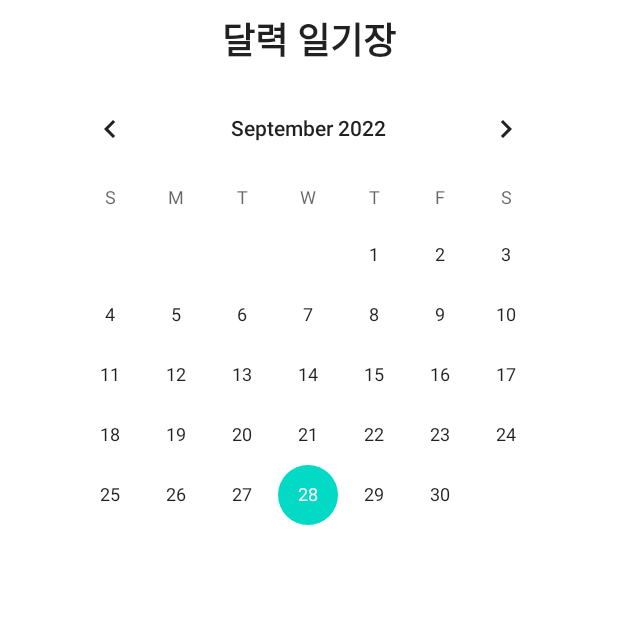
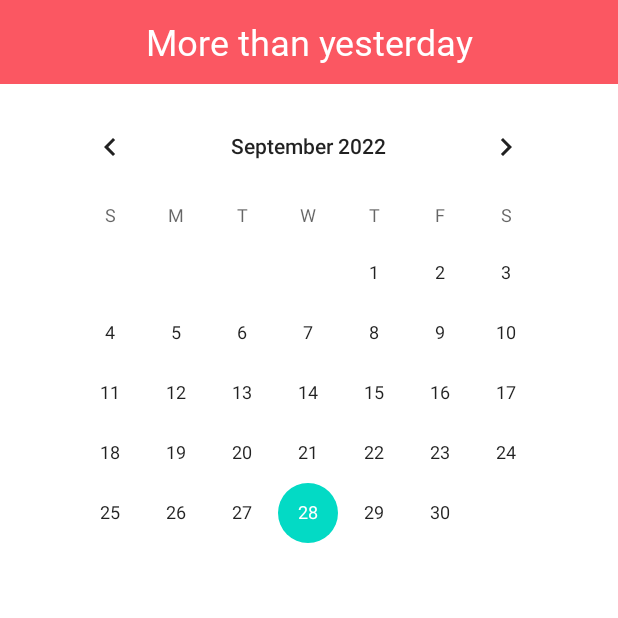
Before and after one commit to vaneseA/MoreThanYesterday, an Android app: the screen it shows after launch (MainActivity), on a phone screen of 412 x 824 dp, the top half of it. Run offline under Robolectric (Android 15) with nearby library versions, the phone set to English and light mode, and no system bars.

Commit message:
메인컬러 변경

```diff
--- a/app/src/main/AndroidManifest.xml
+++ b/app/src/main/AndroidManifest.xml
@@ -15,8 +15,7 @@
         tools:targetApi="31">
         <activity
             android:name=".MainActivity"
-            android:exported="true"
-            android:theme="@style/Theme.MaterialComponents.DayNight.NoActionBar">
+            android:exported="true">
             <intent-filter>
                 <action android:name="android.intent.action.MAIN" />
 
--- a/app/src/main/java/com/example/morethanyesterday/MainActivity.kt
+++ b/app/src/main/java/com/example/morethanyesterday/MainActivity.kt
@@ -40,8 +40,7 @@ class MainActivity : AppCompatActivity() {
         title=findViewById(R.id.title)
         contextEditText=findViewById(R.id.contextEditText)
 
-        title.text = "달력 일기장"
-
+        title.text = "More than yesterday"
         calendarView.setOnDateChangeListener { view, year, month, dayOfMonth ->
             diaryTextView.visibility = View.VISIBLE
             saveBtn.visibility = View.VISIBLE
--- a/app/src/main/res/layout/activity_main.xml
+++ b/app/src/main/res/layout/activity_main.xml
@@ -3,25 +3,33 @@
 <androidx.constraintlayout.widget.ConstraintLayout xmlns:android="http://schemas.android.com/apk/res/android"
     xmlns:app="http://schemas.android.com/apk/res-auto"
     android:layout_width="match_parent"
-    android:layout_height="wrap_content"
+    android:layout_height="match_parent"
     android:orientation="vertical">
+
+    <com.google.android.material.appbar.MaterialToolbar
+        android:id="@+id/toolbar_main"
+        android:layout_width="match_parent"
+        android:layout_height="?attr/actionBarSize"
+        android:background="@color/mainColor"
+        app:layout_constraintEnd_toEndOf="parent"
+        app:layout_constraintStart_toStartOf="parent"
+        app:layout_constraintTop_toTopOf="parent">
 
         <TextView
             android:id="@+id/title"
-        android:layout_width="0dp"
+            android:layout_width="wrap_content"
             android:layout_height="wrap_content"
-        android:layout_marginStart="8dp"
-        android:layout_marginTop="8dp"
-        android:layout_marginEnd="8dp"
+            android:layout_gravity="center"
             android:fontFamily="@font/jalnan"
-        android:gravity="center"
-        android:text="오늘 날짜"
-        android:textAppearance="@style/TextAppearance.AppCompat.Large"
+            android:text="More than yesterday"
+            android:textColor="@color/white"
             android:textSize="24sp"
-        android:textStyle="bold"
             app:layout_constraintEnd_toEndOf="parent"
             app:layout_constraintStart_toStartOf="parent"
             app:layout_constraintTop_toTopOf="parent" />
+
+    </com.google.android.material.appbar.MaterialToolbar>
+
 
     <CalendarView
         android:id="@+id/calendarView"
@@ -35,7 +43,7 @@
         app:layout_constraintEnd_toEndOf="parent"
         app:layout_constraintHorizontal_bias="0.488"
         app:layout_constraintStart_toStartOf="parent"
-        app:layout_constraintTop_toBottomOf="@+id/title" />
+        app:layout_constraintTop_toBottomOf="@id/toolbar_main" />
 
     <TextView
         android:id="@+id/diaryTextView"
--- a/app/src/main/res/values-night/themes.xml
+++ b/app/src/main/res/values-night/themes.xml
@@ -3,14 +3,17 @@
     <style name="Theme.MoreThanYesterday" parent="Theme.MaterialComponents.DayNight.DarkActionBar">
         <!-- Primary brand color. -->
         <item name="colorPrimary">@color/purple_200</item>
-        <item name="colorPrimaryVariant">@color/purple_700</item>
+        <item name="colorPrimaryVariant">@color/mainColor</item>
         <item name="colorOnPrimary">@color/black</item>
         <!-- Secondary brand color. -->
         <item name="colorSecondary">@color/teal_200</item>
         <item name="colorSecondaryVariant">@color/teal_200</item>
         <item name="colorOnSecondary">@color/black</item>
         <!-- Status bar color. -->
-        <item name="android:statusBarColor" tools:targetApi="l">?attr/colorPrimaryVariant</item>
+        <item name="android:statusBarColor" tools:targetApi="l">@color/mainColor</item>
+        <item name="android:windowLightStatusBar" tools:targetApi="m">false</item>
         <!-- Customize your theme here. -->
+
+        <item name="windowNoTitle">true</item>
     </style>
 </resources>
--- a/app/src/main/res/values/colors.xml
+++ b/app/src/main/res/values/colors.xml
@@ -7,4 +7,6 @@
     <color name="teal_700">#FF018786</color>
     <color name="black">#FF000000</color>
     <color name="white">#FFFFFFFF</color>
+
+    <color name="mainColor">#FB5762</color>
 </resources>
--- a/app/src/main/res/values/themes.xml
+++ b/app/src/main/res/values/themes.xml
@@ -3,14 +3,18 @@
     <style name="Theme.MoreThanYesterday" parent="Theme.MaterialComponents.DayNight.DarkActionBar">
         <!-- Primary brand color. -->
         <item name="colorPrimary">@color/purple_500</item>
-        <item name="colorPrimaryVariant">@color/purple_700</item>
+        <item name="colorPrimaryVariant">@color/mainColor</item>
         <item name="colorOnPrimary">@color/white</item>
         <!-- Secondary brand color. -->
         <item name="colorSecondary">@color/teal_200</item>
         <item name="colorSecondaryVariant">@color/teal_700</item>
         <item name="colorOnSecondary">@color/black</item>
         <!-- Status bar color. -->
-        <item name="android:statusBarColor" tools:targetApi="l">?attr/colorPrimaryVariant</item>
+        <item name="android:statusBarColor" tools:targetApi="l">@color/mainColor</item>
+        <item name="android:windowLightStatusBar" tools:targetApi="m">false</item>
         <!-- Customize your theme here. -->
+
+        <item name="windowNoTitle">true</item>
     </style>
+
 </resources>
```
Lines whose indentation alone changed are shown as unchanged.
